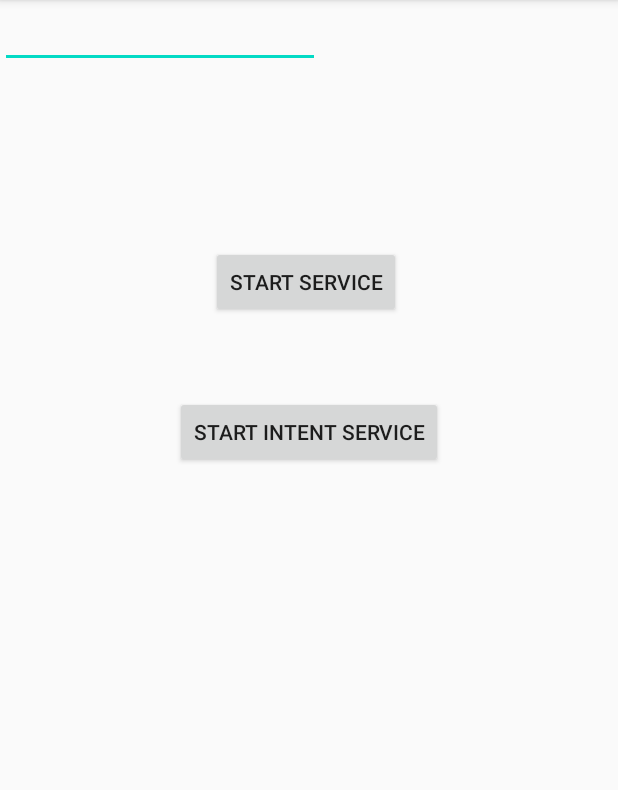
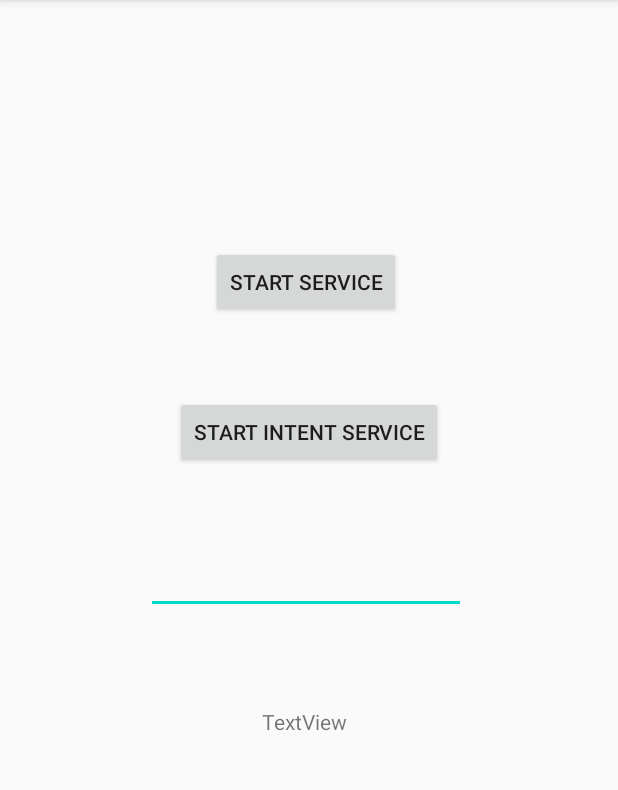
Before and after one commit to EllisRobinson20/first-services, an Android app: the screen it shows after launch (MainActivity), on a phone screen of 412 x 824 dp, the part 84-874 px from its top. Run offline under Robolectric (Android 15) with nearby library versions, the phone set to English and light mode, and no system bars; 2 statements that could not run were skipped.

Commit message:
alternative look at services

```diff
--- a/AndroidStudioProjects/Services/app/src/main/java/com/learn/services/MainActivity.kt
+++ b/AndroidStudioProjects/Services/app/src/main/java/com/learn/services/MainActivity.kt
@@ -1,23 +1,46 @@
 package com.learn.services
 
+import android.content.ComponentName
+import android.content.Context
 import android.content.Intent
+import android.content.ServiceConnection
 import androidx.appcompat.app.AppCompatActivity
 import android.os.Bundle
+import android.os.IBinder
 import android.view.View
+import kotlinx.android.synthetic.main.activity_main.*
 
 class MainActivity : AppCompatActivity() {
+    var mService : MyFirstService? = null
+    var isBound : Boolean = false
+
     override fun onCreate(savedInstanceState: Bundle?) {
         super.onCreate(savedInstanceState)
         setContentView(R.layout.activity_main)
+        val intent = Intent(this, MyFirstService::class.java)
+        bindService(intent,myConnection,Context.BIND_AUTO_CREATE)
+    }
+    private val myConnection = object : ServiceConnection {
+
+        override fun onServiceDisconnected(name: ComponentName?) {
+            isBound = false
+        }
+
+        override fun onServiceConnected(name: ComponentName?, service: IBinder?) {
+            val binder = service as MyFirstService.MyBinder
+            mService = binder.getService()
+            isBound = true
+        }
 
     }
     fun startService(view:View) {
-        var intent = Intent(this,MyFirstService::class.java)
-        startService(intent)
-        stopService(intent)
+        val txt_received = editText.text.toString().toInt()
+        val Count = mService?.getResult(txt_received)
+        text_main.text = "$Count"
     }
     fun startIntentService(view:View) {
         var intent = Intent(this, MyIntentService::class.java)
         startService(intent)
     }
+
 }
--- a/AndroidStudioProjects/Services/app/src/main/res/layout/activity_main.xml
+++ b/AndroidStudioProjects/Services/app/src/main/res/layout/activity_main.xml
@@ -33,13 +33,29 @@
         android:onClick="startIntentService"/>
 
     <EditText
-        android:id="@+id/editTextTextPersonName"
+        android:id="@+id/editText"
         android:layout_width="wrap_content"
         android:layout_height="wrap_content"
+        android:layout_marginStart="99dp"
+        android:layout_marginTop="52dp"
+        android:layout_marginEnd="103dp"
         android:ems="10"
         android:inputType="textPersonName"
-        tools:layout_editor_absoluteX="98dp"
-        tools:layout_editor_absoluteY="364dp" />
+        app:layout_constraintEnd_toEndOf="parent"
+        app:layout_constraintStart_toStartOf="parent"
+        app:layout_constraintTop_toBottomOf="@+id/button2" />
+
+    <TextView
+        android:id="@+id/text_main"
+        android:layout_width="wrap_content"
+        android:layout_height="wrap_content"
+        android:layout_marginStart="173dp"
+        android:layout_marginTop="62dp"
+        android:layout_marginEnd="180dp"
+        android:text="TextView"
+        app:layout_constraintEnd_toEndOf="parent"
+        app:layout_constraintStart_toStartOf="parent"
+        app:layout_constraintTop_toBottomOf="@+id/editText" />
 
 
 </androidx.constraintlayout.widget.ConstraintLayout>
```
Also changed, not shown: AndroidStudioProjects/Services/app/src/main/java/com/learn/services/MyFirstService.kt (+10 -20 lines), 1 other file.
